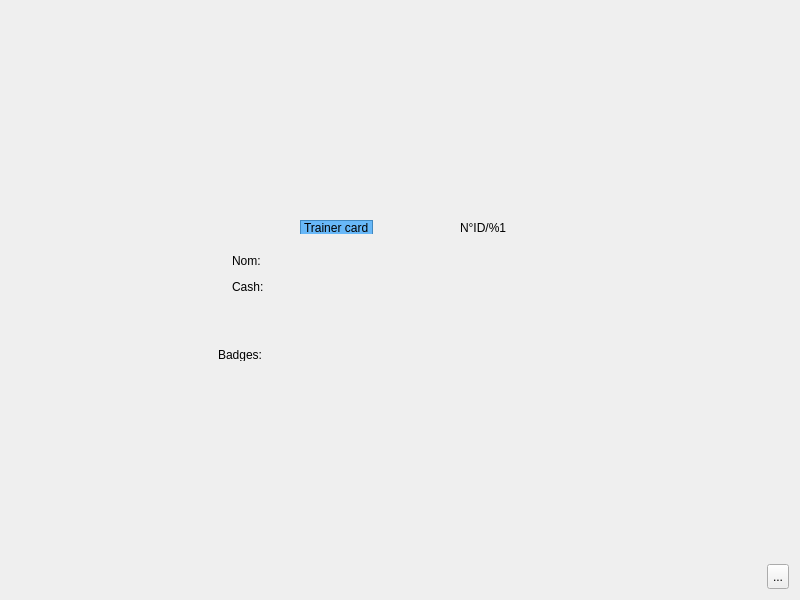
Old version of the form client/single-player/mainwindow.ui in the repository alphaonex86/CatchChallenger.
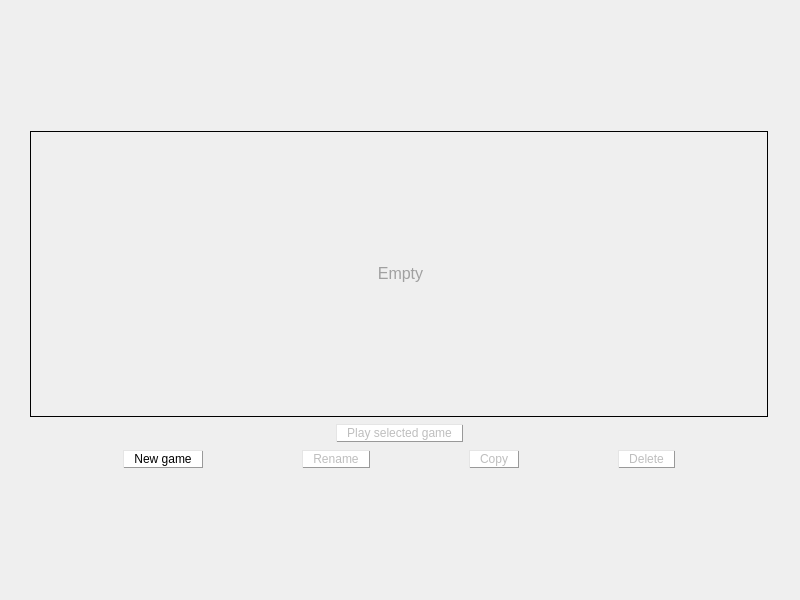
New version of the form. The open tabs and pages were chosen to show the change. Icons and pictures are not drawn.

```diff
--- a/client/single-player/mainwindow.ui
+++ b/client/single-player/mainwindow.ui
@@ -409,738 +409,6 @@
         </item>
        </layout>
       </widget>
-      <widget class="QWidget" name="page_2">
-       <property name="styleSheet">
-        <string notr="true">background-image: url(:/images/background.png);</string>
-       </property>
-       <layout class="QVBoxLayout" name="verticalLayout_2">
-        <property name="bottomMargin">
-         <number>75</number>
-        </property>
-        <item>
-         <spacer name="verticalSpacer_loading_4">
-          <property name="orientation">
-           <enum>Qt::Vertical</enum>
-          </property>
-          <property name="sizeHint" stdset="0">
-           <size>
-            <width>20</width>
-            <height>488</height>
-           </size>
-          </property>
-         </spacer>
-        </item>
-        <item>
-         <layout class="QHBoxLayout" name="horizontalLayout_loading_7">
-          <item>
-           <spacer name="horizontalSpacer_loading_9">
-            <property name="orientation">
-             <enum>Qt::Horizontal</enum>
-            </property>
-            <property name="sizeHint" stdset="0">
-             <size>
-              <width>40</width>
-              <height>20</height>
-             </size>
-            </property>
-           </spacer>
-          </item>
-          <item>
-           <widget class="QLabel" name="label_connecting_status">
-            <property name="font">
-             <font>
-              <pointsize>15</pointsize>
-              <weight>75</weight>
-              <bold>true</bold>
-             </font>
-            </property>
-            <property name="styleSheet">
-             <string notr="true">background-image: url(:/images/empty.png);
-color: rgb(255, 255, 255);</string>
-            </property>
-           </widget>
-          </item>
-          <item>
-           <spacer name="horizontalSpacer_loading_10">
-            <property name="orientation">
-             <enum>Qt::Horizontal</enum>
-            </property>
-            <property name="sizeHint" stdset="0">
-             <size>
-              <width>40</width>
-              <height>20</height>
-             </size>
-            </property>
-           </spacer>
-          </item>
-         </layout>
-        </item>
-       </layout>
-      </widget>
-      <widget class="QWidget" name="page_3">
-       <layout class="QVBoxLayout" name="verticalLayout_4">
-        <property name="spacing">
-         <number>0</number>
-        </property>
-        <property name="margin">
-         <number>0</number>
-        </property>
-        <item>
-         <widget class="QFrame" name="frame_main_display_top">
-          <property name="minimumSize">
-           <size>
-            <width>0</width>
-            <height>52</height>
-           </size>
-          </property>
-          <property name="maximumSize">
-           <size>
-            <width>16777215</width>
-            <height>52</height>
-           </size>
-          </property>
-          <property name="styleSheet">
-           <string notr="true">background-image: url(:/images/interface/pokemonbar.png);</string>
-          </property>
-         </widget>
-        </item>
-        <item>
-         <layout class="QHBoxLayout" name="horizontalLayout_mainDisplay">
-          <property name="spacing">
-           <number>0</number>
-          </property>
-         </layout>
-        </item>
-        <item>
-         <widget class="QFrame" name="frame_main_display_bottom">
-          <property name="minimumSize">
-           <size>
-            <width>0</width>
-            <height>32</height>
-           </size>
-          </property>
-          <property name="maximumSize">
-           <size>
-            <width>16777215</width>
-            <height>32</height>
-           </size>
-          </property>
-          <property name="styleSheet">
-           <string notr="true">background-image: url(:/images/interface/pkmnbaroption.png);</string>
-          </property>
-          <layout class="QHBoxLayout" name="horizontalLayout_10">
-           <property name="topMargin">
-            <number>0</number>
-           </property>
-           <property name="bottomMargin">
-            <number>0</number>
-           </property>
-           <item>
-            <widget class="QPushButton" name="pushButton_interface_bag">
-             <property name="minimumSize">
-              <size>
-               <width>110</width>
-               <height>25</height>
-              </size>
-             </property>
-             <property name="maximumSize">
-              <size>
-               <width>110</width>
-               <height>25</height>
-              </size>
-             </property>
-             <property name="styleSheet">
-              <string notr="true">background-image: url(:/images/interface/pkmnoption1.1.png);
-border-image: url(:/images/empty.png);
-color: rgb(255, 255, 255);
-padding-left:28px;
-padding-right:4px;
-padding-top:8px;
-padding-bottom:3px;</string>
-             </property>
-             <property name="text">
-              <string>Bag</string>
-             </property>
-            </widget>
-           </item>
-           <item>
-            <widget class="QPushButton" name="pushButton_interface_monster_list">
-             <property name="minimumSize">
-              <size>
-               <width>110</width>
-               <height>25</height>
-              </size>
-             </property>
-             <property name="maximumSize">
-              <size>
-               <width>110</width>
-               <height>25</height>
-              </size>
-             </property>
-             <property name="styleSheet">
-              <string notr="true">background-image: url(:/images/interface/pkmnoption3.1.png);
-border-image: url(:/images/empty.png);
-color: rgb(255, 255, 255);
-padding-left:19px;
-padding-right:4px;
-padding-top:8px;
-padding-bottom:3px;</string>
-             </property>
-             <property name="text">
-              <string>Pokedex</string>
-             </property>
-            </widget>
-           </item>
-           <item>
-            <widget class="QPushButton" name="pushButton_interface_trainer">
-             <property name="minimumSize">
-              <size>
-               <width>110</width>
-               <height>25</height>
-              </size>
-             </property>
-             <property name="maximumSize">
-              <size>
-               <width>110</width>
-               <height>25</height>
-              </size>
-             </property>
-             <property name="styleSheet">
-              <string notr="true">background-image: url(:/images/interface/pkmnoption2.1.png);
-border-image: url(:/images/empty.png);
-color: rgb(255, 255, 255);
-padding-left:25px;
-padding-right:4px;
-padding-top:8px;
-padding-bottom:3px;</string>
-             </property>
-             <property name="text">
-              <string>Trainer</string>
-             </property>
-            </widget>
-           </item>
-           <item>
-            <widget class="QToolButton" name="toolButton_interface_map">
-             <property name="minimumSize">
-              <size>
-               <width>28</width>
-               <height>25</height>
-              </size>
-             </property>
-             <property name="maximumSize">
-              <size>
-               <width>28</width>
-               <height>25</height>
-              </size>
-             </property>
-             <property name="styleSheet">
-              <string notr="true">background-image: url(:/images/interface/pkmnoption5.1.png);
-border-image: url(:/images/empty.png);</string>
-             </property>
-             <property name="text">
-              <string/>
-             </property>
-            </widget>
-           </item>
-           <item>
-            <spacer name="horizontalSpacer_main_display_11">
-             <property name="orientation">
-              <enum>Qt::Horizontal</enum>
-             </property>
-             <property name="sizeHint" stdset="0">
-              <size>
-               <width>40</width>
-               <height>20</height>
-              </size>
-             </property>
-            </spacer>
-           </item>
-           <item>
-            <widget class="QToolButton" name="toolButton_interface_quit">
-             <property name="minimumSize">
-              <size>
-               <width>22</width>
-               <height>25</height>
-              </size>
-             </property>
-             <property name="maximumSize">
-              <size>
-               <width>22</width>
-               <height>25</height>
-              </size>
-             </property>
-             <property name="styleSheet">
-              <string notr="true">background-image: url(:/images/interface/quit-1.1.png);
-border-image: url(:/images/empty.png);</string>
-             </property>
-             <property name="text">
-              <string>...</string>
-             </property>
-            </widget>
-           </item>
-          </layout>
-         </widget>
-        </item>
-       </layout>
-      </widget>
-      <widget class="QWidget" name="page_4">
-       <layout class="QVBoxLayout" name="verticalLayout_8">
-        <item>
-         <spacer name="verticalSpacer_3">
-          <property name="orientation">
-           <enum>Qt::Vertical</enum>
-          </property>
-          <property name="sizeHint" stdset="0">
-           <size>
-            <width>20</width>
-            <height>175</height>
-           </size>
-          </property>
-         </spacer>
-        </item>
-        <item>
-         <layout class="QHBoxLayout" name="horizontalLayout_12">
-          <item>
-           <spacer name="horizontalSpacer_10">
-            <property name="orientation">
-             <enum>Qt::Horizontal</enum>
-            </property>
-            <property name="sizeHint" stdset="0">
-             <size>
-              <width>40</width>
-              <height>20</height>
-             </size>
-            </property>
-           </spacer>
-          </item>
-          <item>
-           <widget class="QFrame" name="frame">
-            <property name="minimumSize">
-             <size>
-              <width>430</width>
-              <height>195</height>
-             </size>
-            </property>
-            <property name="maximumSize">
-             <size>
-              <width>430</width>
-              <height>195</height>
-             </size>
-            </property>
-            <property name="styleSheet">
-             <string notr="true">background-image: url(:/images/background-dialog.png);</string>
-            </property>
-            <property name="frameShape">
-             <enum>QFrame::NoFrame</enum>
-            </property>
-            <property name="frameShadow">
-             <enum>QFrame::Plain</enum>
-            </property>
-            <layout class="QGridLayout" name="gridLayout_2">
-             <item row="0" column="0">
-              <widget class="QFrame" name="frame_2">
-               <property name="sizePolicy">
-                <sizepolicy hsizetype="Fixed" vsizetype="Fixed">
-                 <horstretch>0</horstretch>
-                 <verstretch>0</verstretch>
-                </sizepolicy>
-               </property>
-               <property name="minimumSize">
-                <size>
-                 <width>415</width>
-                 <height>174</height>
-                </size>
-               </property>
-               <property name="maximumSize">
-                <size>
-                 <width>415</width>
-                 <height>174</height>
-                </size>
-               </property>
-               <property name="styleSheet">
-                <string notr="true">background-image: url(:/images/empty.png);</string>
-               </property>
-               <layout class="QVBoxLayout" name="verticalLayout_6">
-                <item>
-                 <widget class="QFrame" name="frame_3">
-                  <property name="minimumSize">
-                   <size>
-                    <width>0</width>
-                    <height>25</height>
-                   </size>
-                  </property>
-                  <property name="maximumSize">
-                   <size>
-                    <width>16777215</width>
-                    <height>25</height>
-                   </size>
-                  </property>
-                  <property name="styleSheet">
-                   <string notr="true">background-image: url(:/images/interface/player/bande.png);</string>
-                  </property>
-                  <layout class="QHBoxLayout" name="horizontalLayout_3">
-                   <item>
-                    <spacer name="horizontalSpacer_2">
-                     <property name="orientation">
-                      <enum>Qt::Horizontal</enum>
-                     </property>
-                     <property name="sizeHint" stdset="0">
-                      <size>
-                       <width>88</width>
-                       <height>14</height>
-                      </size>
-                     </property>
-                    </spacer>
-                   </item>
-                   <item>
-                    <widget class="QLabel" name="label_2">
-                     <property name="minimumSize">
-                      <size>
-                       <width>0</width>
-                       <height>16</height>
-                      </size>
-                     </property>
-                     <property name="maximumSize">
-                      <size>
-                       <width>16777215</width>
-                       <height>16</height>
-                      </size>
-                     </property>
-                     <property name="styleSheet">
-                      <string notr="true">background-color: rgb(104, 184, 248);
-border: 1px solid rgb(64, 136, 192);</string>
-                     </property>
-                     <property name="text">
-                      <string>Trainer card</string>
-                     </property>
-                    </widget>
-                   </item>
-                   <item>
-                    <spacer name="horizontalSpacer_3">
-                     <property name="orientation">
-                      <enum>Qt::Horizontal</enum>
-                     </property>
-                     <property name="sizeHint" stdset="0">
-                      <size>
-                       <width>87</width>
-                       <height>14</height>
-                      </size>
-                     </property>
-                    </spacer>
-                   </item>
-                   <item>
-                    <widget class="QLabel" name="player_informations_id">
-                     <property name="minimumSize">
-                      <size>
-                       <width>0</width>
-                       <height>16</height>
-                      </size>
-                     </property>
-                     <property name="maximumSize">
-                      <size>
-                       <width>16777215</width>
-                       <height>16</height>
-                      </size>
-                     </property>
-                     <property name="styleSheet">
-                      <string notr="true">background-image: url(:/images/empty.png);</string>
-                     </property>
-                     <property name="text">
-                      <string>N°ID/%1</string>
-                     </property>
-                    </widget>
-                   </item>
-                   <item>
-                    <spacer name="horizontalSpacer_4">
-                     <property name="orientation">
-                      <enum>Qt::Horizontal</enum>
-                     </property>
-                     <property name="sizeHint" stdset="0">
-                      <size>
-                       <width>88</width>
-                       <height>14</height>
-                      </size>
-                     </property>
-                    </spacer>
-                   </item>
-                  </layout>
-                 </widget>
-                </item>
-                <item>
-                 <layout class="QHBoxLayout" name="horizontalLayout_5">
-                  <item>
-                   <widget class="QFrame" name="frame_5">
-                    <layout class="QVBoxLayout" name="verticalLayout_7">
-                     <item>
-                      <layout class="QHBoxLayout" name="horizontalLayout_7">
-                       <item>
-                        <widget class="QLabel" name="label_3">
-                         <property name="minimumSize">
-                          <size>
-                           <width>8</width>
-                           <height>8</height>
-                          </size>
-                         </property>
-                         <property name="maximumSize">
-                          <size>
-                           <width>8</width>
-                           <height>8</height>
-                          </size>
-                         </property>
-                         <property name="pixmap">
-                          <pixmap resource="../base/resources/resources.qrc">:/images/interface/player/point.png</pixmap>
-                         </property>
-                        </widget>
-                       </item>
-                       <item>
-                        <widget class="QLabel" name="label_5">
-                         <property name="text">
-                          <string>Nom: </string>
-                         </property>
-                        </widget>
-                       </item>
-                       <item>
-                        <widget class="QLabel" name="player_informations_pseudo"/>
-                       </item>
-                       <item>
-                        <spacer name="horizontalSpacer_6">
-                         <property name="orientation">
-                          <enum>Qt::Horizontal</enum>
-                         </property>
-                         <property name="sizeHint" stdset="0">
-                          <size>
-                           <width>40</width>
-                           <height>20</height>
-                          </size>
-                         </property>
-                        </spacer>
-                       </item>
-                      </layout>
-                     </item>
-                     <item>
-                      <layout class="QHBoxLayout" name="horizontalLayout_8">
-                       <item>
-                        <widget class="QLabel" name="label_6">
-                         <property name="minimumSize">
-                          <size>
-                           <width>8</width>
-                           <height>8</height>
-                          </size>
-                         </property>
-                         <property name="maximumSize">
-                          <size>
-                           <width>8</width>
-                           <height>8</height>
-                          </size>
-                         </property>
-                         <property name="pixmap">
-                          <pixmap resource="../base/resources/resources.qrc">:/images/interface/player/point.png</pixmap>
-                         </property>
-                        </widget>
-                       </item>
-                       <item>
-                        <widget class="QLabel" name="label_7">
-                         <property name="text">
-                          <string>Cash: </string>
-                         </property>
-                        </widget>
-                       </item>
-                       <item>
-                        <widget class="QLabel" name="player_informations_cash"/>
-                       </item>
-                       <item>
-                        <spacer name="horizontalSpacer_7">
-                         <property name="orientation">
-                          <enum>Qt::Horizontal</enum>
-                         </property>
-                         <property name="sizeHint" stdset="0">
-                          <size>
-                           <width>40</width>
-                           <height>20</height>
-                          </size>
-                         </property>
-                        </spacer>
-                       </item>
-                      </layout>
-                     </item>
-                     <item>
-                      <spacer name="verticalSpacer">
-                       <property name="orientation">
-                        <enum>Qt::Vertical</enum>
-                       </property>
-                       <property name="sizeHint" stdset="0">
-                        <size>
-                         <width>20</width>
-                         <height>43</height>
-                        </size>
-                       </property>
-                      </spacer>
-                     </item>
-                    </layout>
-                   </widget>
-                  </item>
-                  <item>
-                   <widget class="QFrame" name="frame_6">
-                    <layout class="QHBoxLayout" name="horizontalLayout_13">
-                     <item>
-                      <widget class="QLabel" name="player_informations_front">
-                       <property name="sizePolicy">
-                        <sizepolicy hsizetype="Preferred" vsizetype="Preferred">
-                         <horstretch>150</horstretch>
-                         <verstretch>100</verstretch>
-                        </sizepolicy>
-                       </property>
-                       <property name="minimumSize">
-                        <size>
-                         <width>150</width>
-                         <height>100</height>
-                        </size>
-                       </property>
-                       <property name="styleSheet">
-                        <string notr="true">background-image: url(:/images/interface/player/ball.png);
-background-repeat:no-repeat;
-background-position:center; </string>
-                       </property>
-                      </widget>
-                     </item>
-                    </layout>
-                   </widget>
-                  </item>
-                 </layout>
-                </item>
-                <item>
-                 <widget class="QFrame" name="frame_4">
-                  <property name="minimumSize">
-                   <size>
-                    <width>0</width>
-                    <height>25</height>
-                   </size>
-                  </property>
-                  <property name="maximumSize">
-                   <size>
-                    <width>16777215</width>
-                    <height>25</height>
-                   </size>
-                  </property>
-                  <property name="styleSheet">
-                   <string notr="true">background-image: url(:/images/interface/player/bande.png);
-</string>
-                  </property>
-                  <layout class="QHBoxLayout" name="horizontalLayout_4">
-                   <item>
-                    <widget class="QLabel" name="label_4">
-                     <property name="minimumSize">
-                      <size>
-                       <width>0</width>
-                       <height>16</height>
-                      </size>
-                     </property>
-                     <property name="maximumSize">
-                      <size>
-                       <width>16777215</width>
-                       <height>16</height>
-                      </size>
-                     </property>
-                     <property name="styleSheet">
-                      <string notr="true">background-image: url(:/images/empty.png);</string>
-                     </property>
-                     <property name="text">
-                      <string>Badges:</string>
-                     </property>
-                    </widget>
-                   </item>
-                   <item>
-                    <spacer name="horizontalSpacer_5">
-                     <property name="orientation">
-                      <enum>Qt::Horizontal</enum>
-                     </property>
-                     <property name="sizeHint" stdset="0">
-                      <size>
-                       <width>345</width>
-                       <height>14</height>
-                      </size>
-                     </property>
-                    </spacer>
-                   </item>
-                  </layout>
-                 </widget>
-                </item>
-               </layout>
-              </widget>
-             </item>
-            </layout>
-           </widget>
-          </item>
-          <item>
-           <spacer name="horizontalSpacer_9">
-            <property name="orientation">
-             <enum>Qt::Horizontal</enum>
-            </property>
-            <property name="sizeHint" stdset="0">
-             <size>
-              <width>40</width>
-              <height>20</height>
-             </size>
-            </property>
-           </spacer>
-          </item>
-         </layout>
-        </item>
-        <item>
-         <spacer name="verticalSpacer_2">
-          <property name="orientation">
-           <enum>Qt::Vertical</enum>
-          </property>
-          <property name="sizeHint" stdset="0">
-           <size>
-            <width>20</width>
-            <height>175</height>
-           </size>
-          </property>
-         </spacer>
-        </item>
-        <item>
-         <layout class="QHBoxLayout" name="horizontalLayout_9">
-          <item>
-           <spacer name="horizontalSpacer_8">
-            <property name="orientation">
-             <enum>Qt::Horizontal</enum>
-            </property>
-            <property name="sizeHint" stdset="0">
-             <size>
-              <width>40</width>
-              <height>20</height>
-             </size>
-            </property>
-           </spacer>
-          </item>
-          <item>
-           <widget class="QToolButton" name="toolButton_quit_interface">
-            <property name="minimumSize">
-             <size>
-              <width>22</width>
-              <height>25</height>
-             </size>
-            </property>
-            <property name="maximumSize">
-             <size>
-              <width>22</width>
-              <height>25</height>
-             </size>
-            </property>
-            <property name="styleSheet">
-             <string notr="true">background-image: url(:/images/interface/quit-1.1.png);
-border-image: url(:/images/empty.png);</string>
-            </property>
-            <property name="text">
-             <string>...</string>
-            </property>
-           </widget>
-          </item>
-         </layout>
-        </item>
-       </layout>
-      </widget>
      </widget>
     </item>
    </layout>
```
Left out of the diff: 1 changed line with no effect on the pictures.
